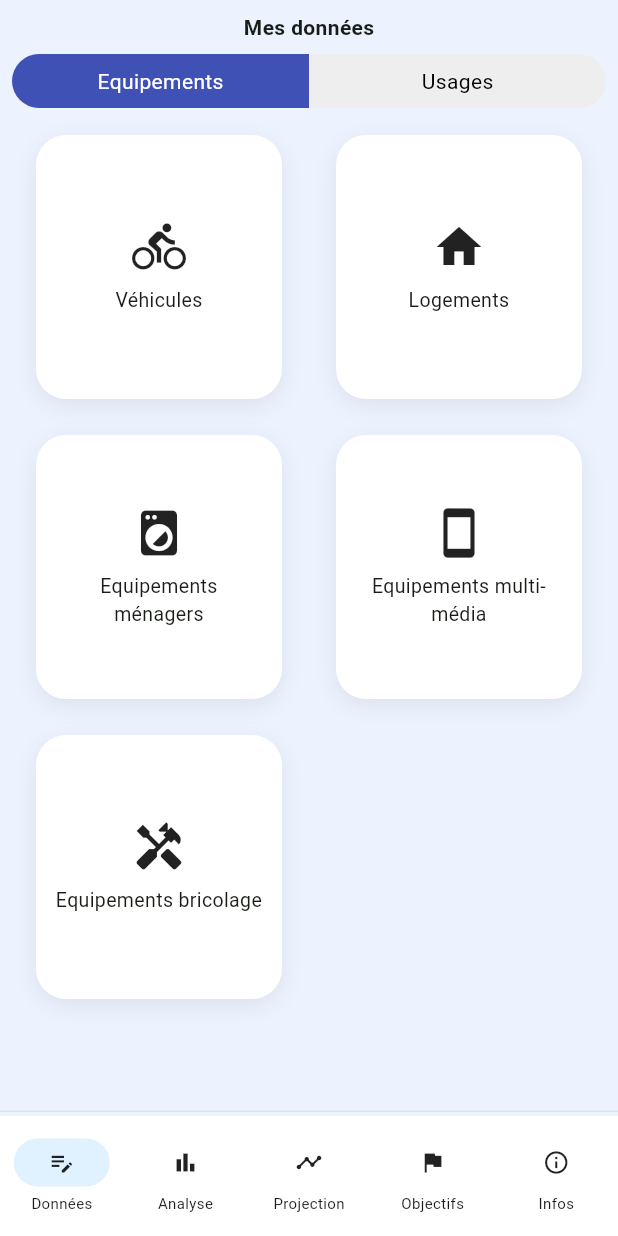
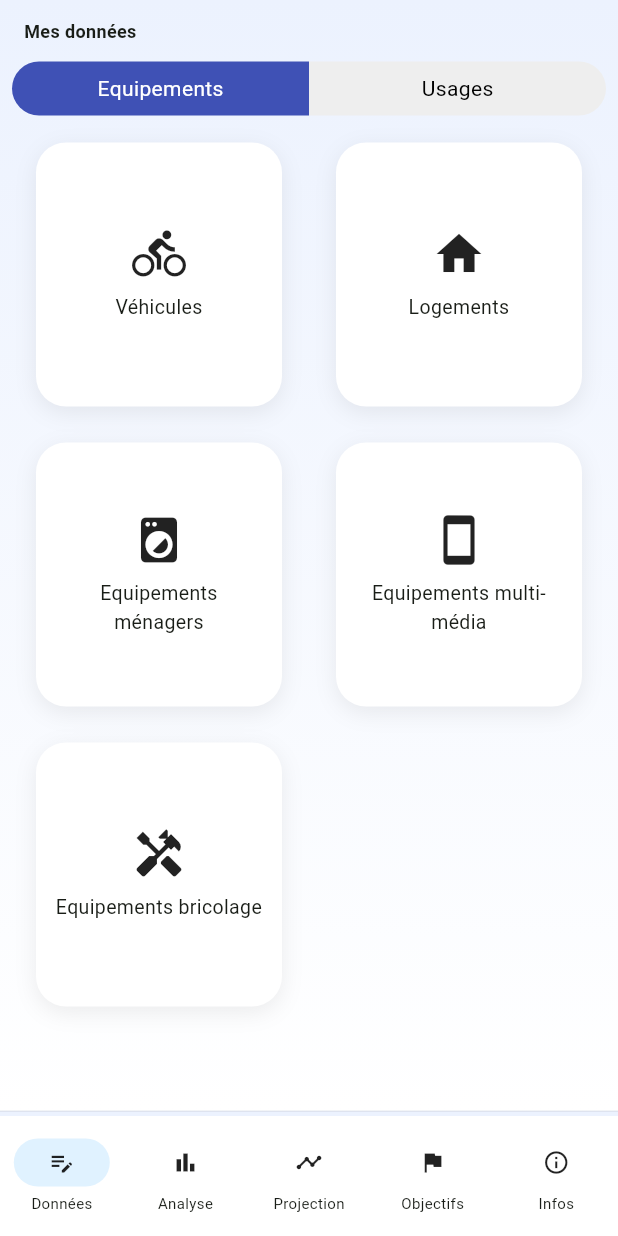
Before and after one commit to sebmenoury/biocarbon-api, a Flutter app: the screen it shows after launch, on a phone screen of 412 x 824 dp. Run offline on Flutter 3.47's test engine with Material 3 defaults, Android fonts, the phone set to English and light mode, and no system bars; our stand-ins replace fl_chart.

Commit message:
✅ APassage en Poste

```diff
--- a/lib/screens/main/mes_donnees_screen.dart
+++ b/lib/screens/main/mes_donnees_screen.dart
@@ -1,4 +1,5 @@
 import 'package:flutter/material.dart';
+import '../../ui/layout/base_screen.dart';
 import '../../ui/layout/custom_card.dart';
 import '../logement/logement_list_screen.dart';
 
@@ -37,16 +38,9 @@ class _MesDonneesScreenState extends State<MesDonneesScreen> {
 
     final currentItems = selectedIndex == 0 ? equipementItems : usageItems;
 
-    return SafeArea(
-      child: Column(
+    return BaseScreen(
+      title: "Mes données",
       children: [
-          const Padding(
-            padding: EdgeInsets.symmetric(vertical: 8),
-            child: Text(
-              "Mes données",
-              style: TextStyle(fontWeight: FontWeight.bold),
-            ),
-          ),
         Padding(
           padding: const EdgeInsets.symmetric(horizontal: 8),
           child: Row(
@@ -69,8 +63,7 @@ class _MesDonneesScreenState extends State<MesDonneesScreen> {
                     child: Text(
                       "Equipements",
                       style: TextStyle(
-                          color:
-                              selectedIndex == 0 ? Colors.white : Colors.black,
+                        color: selectedIndex == 0 ? Colors.white : Colors.black,
                       ),
                     ),
                   ),
@@ -94,8 +87,7 @@ class _MesDonneesScreenState extends State<MesDonneesScreen> {
                     child: Text(
                       "Usages",
                       style: TextStyle(
-                          color:
-                              selectedIndex == 1 ? Colors.white : Colors.black,
+                        color: selectedIndex == 1 ? Colors.white : Colors.black,
                       ),
                     ),
                   ),
@@ -105,8 +97,9 @@ class _MesDonneesScreenState extends State<MesDonneesScreen> {
           ),
         ),
         const SizedBox(height: 12),
-          Expanded(
-            child: GridView.builder(
+        GridView.builder(
+          shrinkWrap: true,
+          physics: const NeverScrollableScrollPhysics(),
           padding: const EdgeInsets.symmetric(horizontal: 12),
           gridDelegate: const SliverGridDelegateWithFixedCrossAxisCount(
             crossAxisCount: 2,
@@ -143,9 +136,7 @@ class _MesDonneesScreenState extends State<MesDonneesScreen> {
             );
           },
         ),
-          ),
       ],
-      ),
     );
   }
 }
```
Lines whose indentation alone changed are shown as unchanged.
